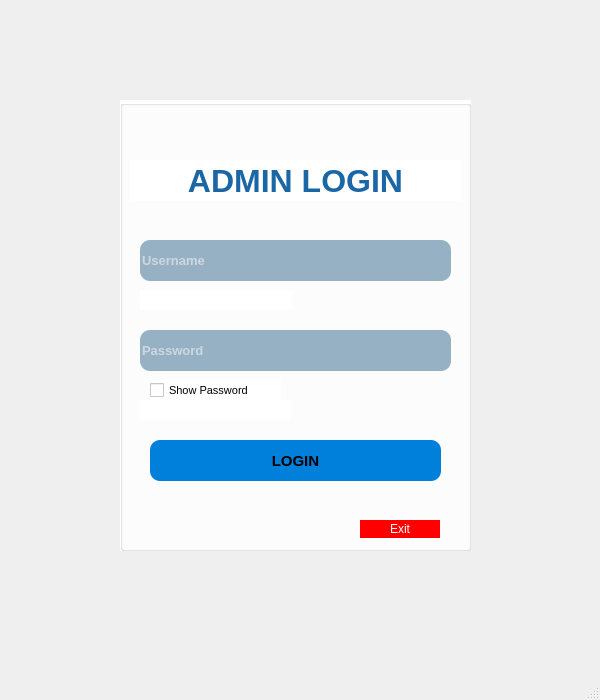
Qt form CarRent/loginadmin.ui (Mani-SSH/Car_Rental) before a commit.
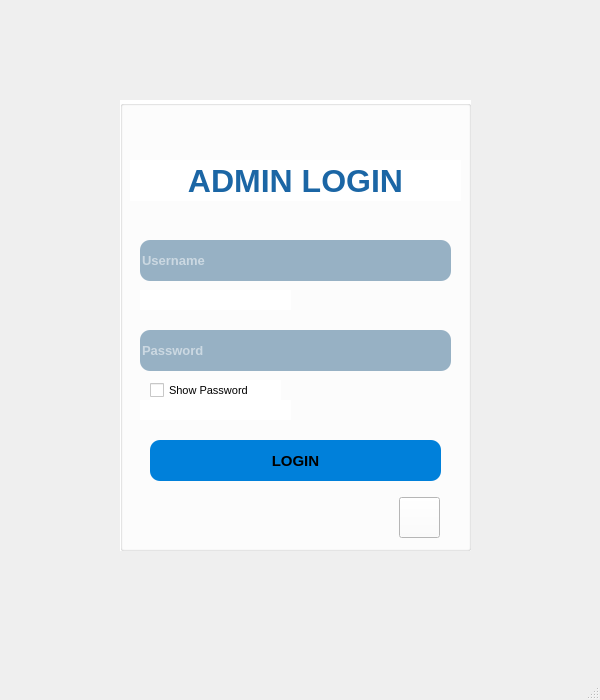
The same form after that commit.

What changed in the file:
```diff
--- a/CarRent/loginadmin.ui
+++ b/CarRent/loginadmin.ui
@@ -822,28 +822,25 @@
     <widget class="QPushButton" name="pushButton_Exit">
      <property name="geometry">
       <rect>
-       <x>240</x>
-       <y>420</y>
-       <width>80</width>
-       <height>18</height>
+       <x>279</x>
+       <y>397</y>
+       <width>41</width>
+       <height>41</height>
       </rect>
      </property>
      <property name="styleSheet">
-      <string notr="true">background-color: rgb(255, 0, 0);
-color: rgb(255, 255, 255);
-font: 700 10pt &quot;Gotham&quot;;
-border-radius:10;</string>
+      <string notr="true"/>
      </property>
      <property name="text">
-      <string>Exit</string>
+      <string/>
      </property>
     </widget>
    </widget>
    <widget class="QLabel" name="label_logo">
     <property name="geometry">
      <rect>
-      <x>0</x>
-      <y>0</y>
+      <x>10</x>
+      <y>10</y>
       <width>130</width>
       <height>50</height>
      </rect>
```
